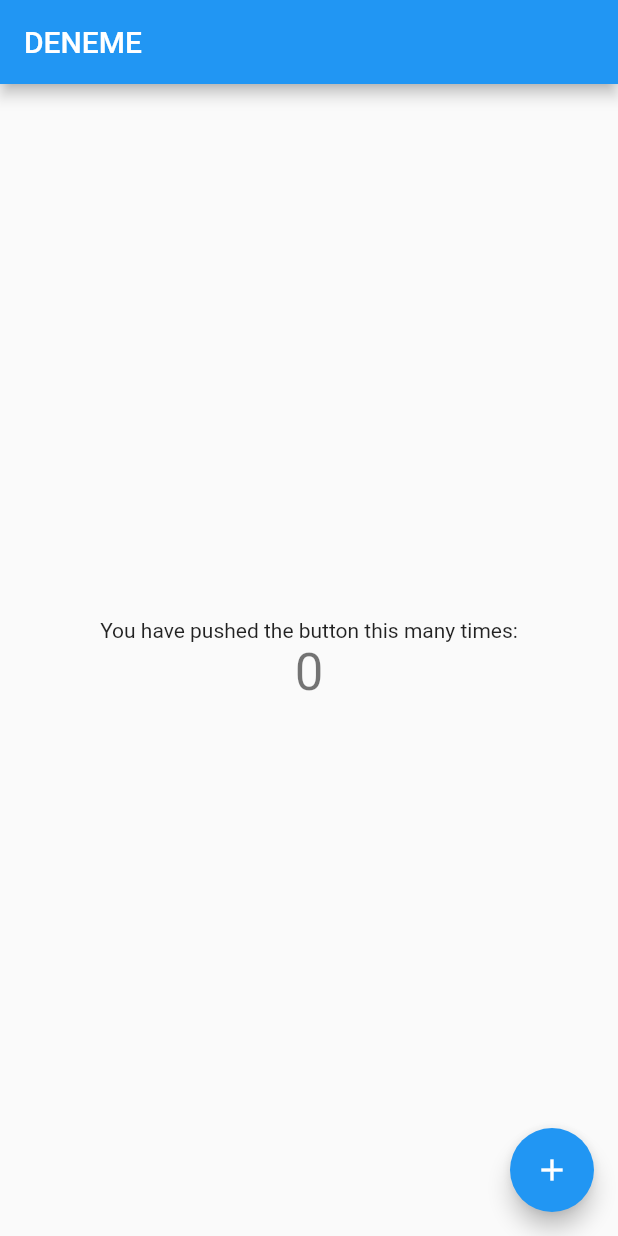
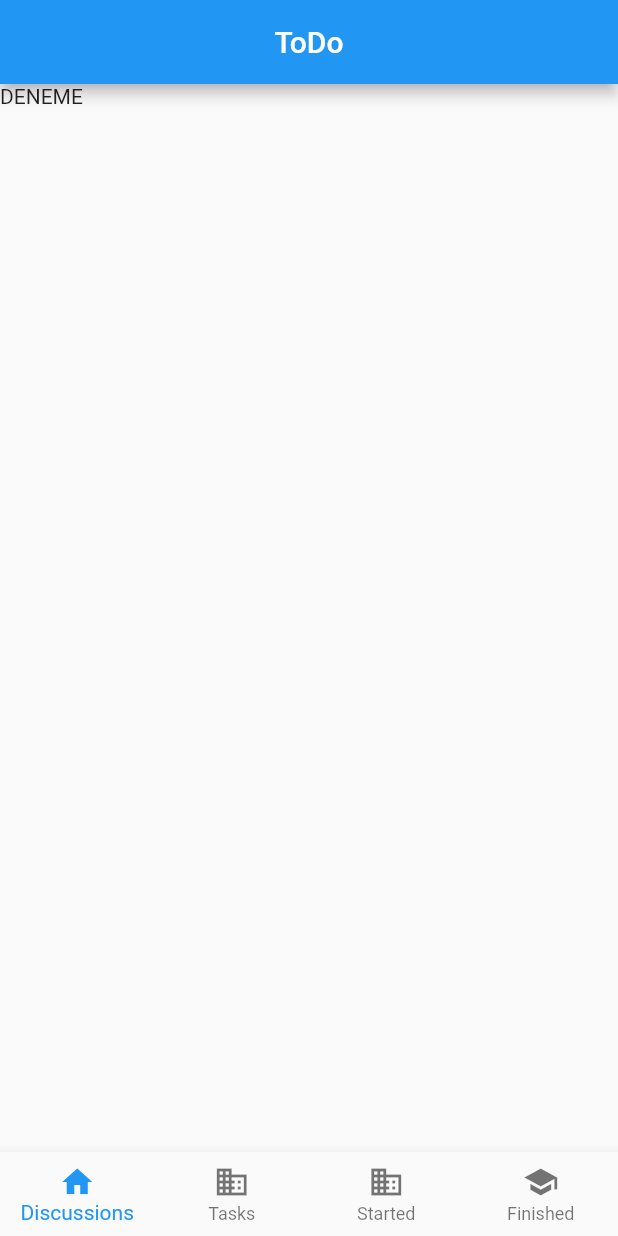
Before and after one commit to berkanergil/activitoo, a Flutter app: the screen it shows after launch, on a phone screen of 412 x 824 dp. Run offline on Flutter 3.47's test engine with Material 2 defaults, Android fonts, the phone set to English and light mode, and no system bars.

Commit message:
add file structure

```diff
--- /dev/null
+++ b/lib/Views/HomeView/home_view.dart
@@ -0,0 +1,15 @@
+import 'package:flutter/material.dart';
+
+class HomeView extends StatefulWidget {
+  @override
+  _HomeViewState createState() => _HomeViewState();
+}
+
+class _HomeViewState extends State<HomeView> {
+  @override
+  Widget build(BuildContext context) {
+    return Container(
+      child: Text('DENEME'),
+    );
+  }
+}
--- a/lib/main.dart
+++ b/lib/main.dart
@@ -1,4 +1,6 @@
 import 'package:flutter/material.dart';
+
+import 'Views/HomeView/home_view.dart';
 
 void main() {
   runApp(MyApp());
@@ -46,68 +48,51 @@ class MyHomePage extends StatefulWidget {
 }
 
 class _MyHomePageState extends State<MyHomePage> {
-  int _counter = 0;
+  int pageIndex = 0;
 
-  void _incrementCounter() {
-    setState(() {
-      // This call to setState tells the Flutter framework that something has
-      // changed in this State, which causes it to rerun the build method below
-      // so that the display can reflect the updated values. If we changed
-      // _counter without calling setState(), then the build method would not be
-      // called again, and so nothing would appear to happen.
-      _counter++;
-    });
-  }
+  static List<Widget> _screenOptions = <Widget>[
+    HomeView(),
+    HomeView(),
+    HomeView(),
+    HomeView()
+  ];
 
   @override
   Widget build(BuildContext context) {
-    // This method is rerun every time setState is called, for instance as done
-    // by the _incrementCounter method above.
-    //
-    // The Flutter framework has been optimized to make rerunning build methods
-    // fast, so that you can just rebuild anything that needs updating rather
-    // than having to individually change instances of widgets.
     return Scaffold(
       appBar: AppBar(
-        // Here we take the value from the MyHomePage object that was created by
-        // the App.build method, and use it to set our appbar title.
-        title: Text(widget.title),
+        title: Text("ToDo"),
+        centerTitle: true,
       ),
-      body: Center(
-        // Center is a layout widget. It takes a single child and positions it
-        // in the middle of the parent.
-        child: Column(
-          // Column is also a layout widget. It takes a list of children and
-          // arranges them vertically. By default, it sizes itself to fit its
-          // children horizontally, and tries to be as tall as its parent.
-          //
-          // Invoke "debug painting" (press "p" in the console, choose the
-          // "Toggle Debug Paint" action from the Flutter Inspector in Android
-          // Studio, or the "Toggle Debug Paint" command in Visual Studio Code)
-          // to see the wireframe for each widget.
-          //
-          // Column has various properties to control how it sizes itself and
-          // how it positions its children. Here we use mainAxisAlignment to
-          // center the children vertically; the main axis here is the vertical
-          // axis because Columns are vertical (the cross axis would be
-          // horizontal).
-          mainAxisAlignment: MainAxisAlignment.center,
-          children: <Widget>[
-            Text(
-              'You have pushed the button this many times:',
-            ),
-            Text(
-              '$_counter',
-              style: Theme.of(context).textTheme.headline4,
-            ),
-          ],
-        ),
+      body: _screenOptions[pageIndex],
+      bottomNavigationBar: BottomNavigationBar(
+        type: BottomNavigationBarType.fixed,
+        items: const <BottomNavigationBarItem>[
+          BottomNavigationBarItem(
+            icon: Icon(Icons.home),
+            label: 'Discussions',
+          ),
+          BottomNavigationBarItem(
+            icon: Icon(Icons.business),
+            label: 'Tasks',
+          ),
+          BottomNavigationBarItem(
+            icon: Icon(Icons.business),
+            label: 'Started',
+          ),
+          BottomNavigationBarItem(
+            icon: Icon(Icons.school),
+            label: 'Finished',
+          ),
+        ],
+        selectedItemColor: Theme.of(context).accentColor,
+        currentIndex: pageIndex,
+        onTap: (index) {
+          setState(() {
+            pageIndex = index;
+          });
+        },
       ),
-      floatingActionButton: FloatingActionButton(
-        onPressed: _incrementCounter,
-        tooltip: 'Increment',
-        child: Icon(Icons.add),
-      ), // This trailing comma makes auto-formatting nicer for build methods.
     );
   }
 }
```
